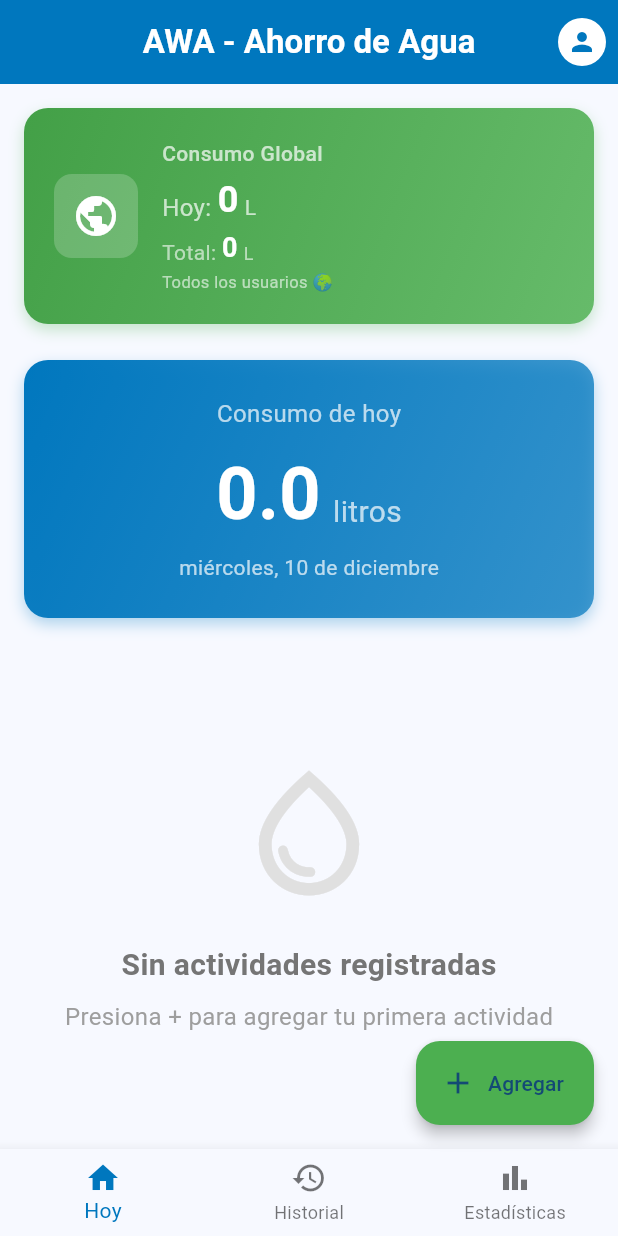
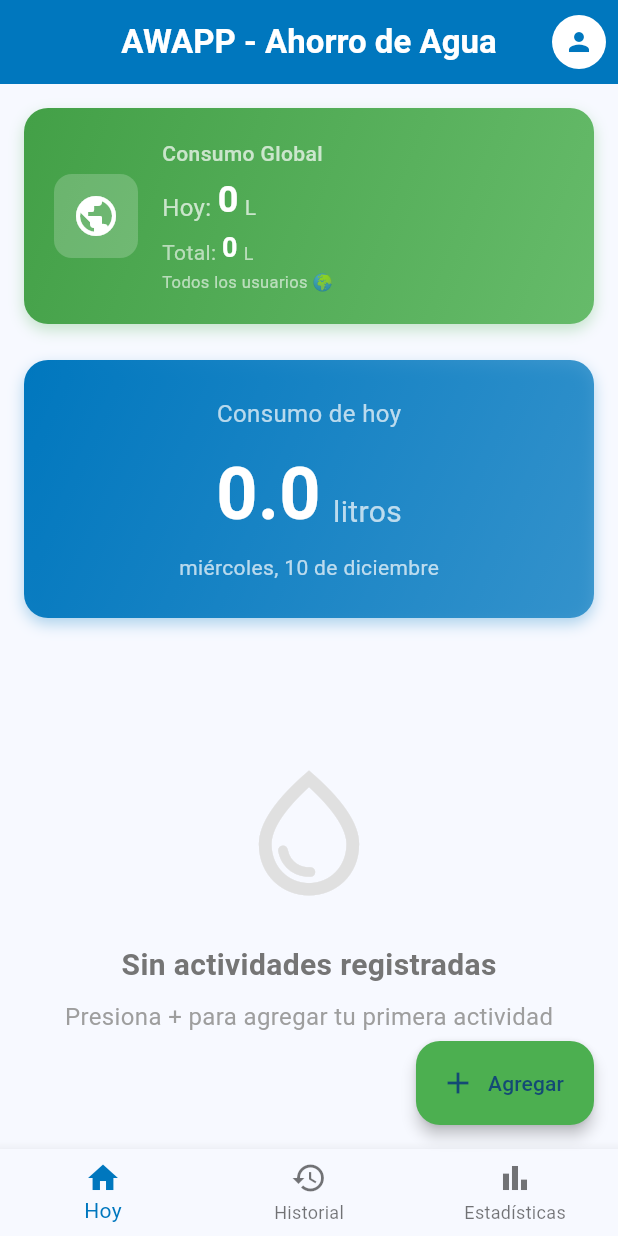
Before and after one commit to JoseLuisBVaz/Water-Regsister, a Flutter app: the screen it shows once a user with an empty profile is signed in, on a phone screen of 412 x 824 dp. Run offline on Flutter 3.47's test engine with Material 3 defaults, Android fonts, the phone set to English and light mode, and no system bars; our stand-ins replace cloud_firestore, firebase_auth, firebase_core, google_sign_in; accounts and stored records are empty; network calls fail.

Commit message:
Agregada foto de perfil de Google con StreamBuilder y cambio de nombre a AWAPP

```diff
--- a/lib/screens/home_screen.dart
+++ b/lib/screens/home_screen.dart
@@ -45,18 +45,24 @@ class _HomeScreenState extends State<HomeScreen> {
 
     return Scaffold(
       appBar: AppBar(
-        title: const Text('AWA - Ahorro de Agua', style: TextStyle(fontWeight: FontWeight.bold)),
+        title: const Text('AWAPP - Ahorro de Agua', style: TextStyle(fontWeight: FontWeight.bold)),
         backgroundColor: Theme.of(context).colorScheme.primary,
         foregroundColor: Colors.white,
         actions: [
-          PopupMenuButton(
+          StreamBuilder<User?>(
+            stream: FirebaseAuth.instance.authStateChanges(),
+            builder: (context, snapshot) {
+              final user = snapshot.data;
+              final photoURL = user?.photoURL;
+
+              return PopupMenuButton(
                 icon: CircleAvatar(
-              radius: 16,
+                  radius: 18,
+                  backgroundImage: photoURL != null
+                      ? NetworkImage(photoURL)
+                      : null,
                   backgroundColor: Colors.white,
-              backgroundImage: FirebaseAuth.instance.currentUser?.photoURL != null
-                  ? NetworkImage(FirebaseAuth.instance.currentUser!.photoURL!)
-                  : null,
-              child: FirebaseAuth.instance.currentUser?.photoURL == null
+                  child: photoURL == null
                       ? Icon(
                           Icons.person,
                           size: 20,
@@ -74,6 +80,7 @@ class _HomeScreenState extends State<HomeScreen> {
                       backgroundImage: FirebaseAuth.instance.currentUser?.photoURL != null
                           ? NetworkImage(FirebaseAuth.instance.currentUser!.photoURL!)
                           : null,
+                      backgroundColor: Colors.grey[300],
                       child: FirebaseAuth.instance.currentUser?.photoURL == null
                           ? const Icon(Icons.person)
                           : null,
@@ -114,6 +121,8 @@ class _HomeScreenState extends State<HomeScreen> {
                 },
               ),
             ],
+              );
+            },
           ),
         ],
       ),
--- a/lib/screens/login_screen.dart
+++ b/lib/screens/login_screen.dart
@@ -118,7 +118,7 @@ class _LoginScreenState extends State<LoginScreen> {
 
                   // Título
                   const Text(
-                    'AWA',
+                    'AWAPP',
                     style: TextStyle(
                       fontSize: 48,
                       fontWeight: FontWeight.bold,
```
Lines whose indentation alone changed are shown as unchanged.
